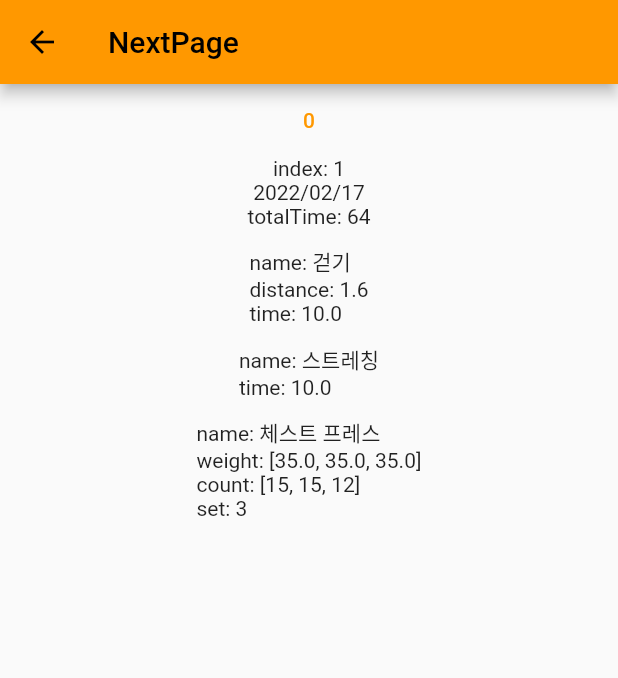
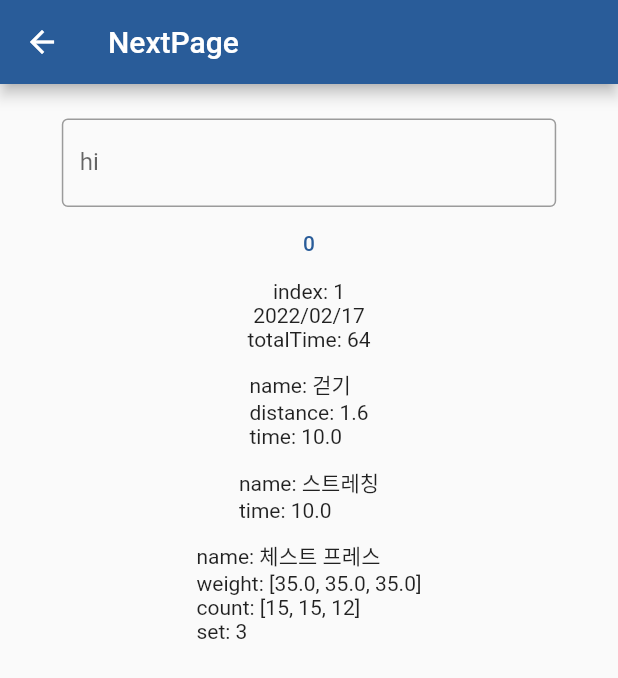
Before and after one commit to steinjun0/deprecated_health-logger-flutter, a Flutter app: the screen it shows after launch, after a tap on "2022/02/17", on a phone screen of 412 x 824 dp. Shown: the top 678 px of the screen. Run offline on Flutter 3.47's test engine with Material 2 defaults, Android fonts, the phone set to English and light mode, and no system bars; our stand-ins replace get; Roboto replaces fonts that are missing (Noto Sans KR).

Commit message:
edit design - add logo - edit themeScheme

```diff
--- a/lib/ExerciseDetailPage.dart
+++ b/lib/ExerciseDetailPage.dart
@@ -57,6 +57,18 @@ class ExerciseDetailPage extends StatelessWidget {
             body: Center(
               child: Column(
                 children: [
+                  SizedBox(
+                    height: 23,
+                  ),
+                  FractionallySizedBox(
+                    widthFactor: 0.8,
+                    child: TextField(
+                      decoration: InputDecoration(
+                        border: OutlineInputBorder(),
+                        labelText: 'hi',
+                      ),
+                    ),
+                  ),
                   TextButton(
                     onPressed: () => Get.back(),
                     child: Text('${Get.parameters['param']}'),
--- a/lib/component/ExerciseCard.dart
+++ b/lib/component/ExerciseCard.dart
@@ -9,7 +9,7 @@ class ExerciseCard extends StatelessWidget {
   final int time;
 
   // DateSummary({Key? key}, this.date, this.exercises, this.time) super(key: key);
-  ExerciseCard(
+  const ExerciseCard(
       {Key? key,
       required this.index,
       required this.date,
--- a/lib/main.dart
+++ b/lib/main.dart
@@ -15,10 +15,21 @@ class MyApp extends StatelessWidget {
   // This widget is the root of your application.
   @override
   Widget build(BuildContext context) {
+    final ThemeData theme = ThemeData(
+      brightness: Brightness.light,
+      fontFamily: 'Noto Sans KR',
+    );
     return GetMaterialApp(
       title: 'Flutter Demo',
-      theme: ThemeData(
-        primarySwatch: Colors.orange,
+      // theme: ThemeData(
+      //   primarySwatch: Colors.orange,
+      // ),
+      theme: theme.copyWith(
+        colorScheme: theme.colorScheme.copyWith(
+          primary: Color(0xff295c99),
+          // secondary: Color(0xffA1C2E3),
+          secondary: Color(0xff295c99),
+        ),
       ),
       home: const Home(),
       getPages: [
@@ -74,8 +85,18 @@ class _HomeState extends State<Home> {
     return Scaffold(
       appBar: AppBar(
         title: const Text(
-          'Logs',
-          style: TextStyle(color: Colors.white),
+          '짐펜',
+          style: TextStyle(color: Colors.black),
+        ),
+        // backgroundColor: Theme.of(context).colorScheme.primary,
+        backgroundColor: Color(0xfffafafa),
+        elevation: 0,
+        centerTitle: false,
+        leading: Padding(
+          padding: const EdgeInsets.fromLTRB(12, 8, 4, 8),
+          child: Image(
+            image: AssetImage('assets/icon/logoIcon.png'),
+          ),
         ),
       ),
       body: Center(
--- a/pubspec.yaml
+++ b/pubspec.yaml
@@ -59,8 +59,8 @@ flutter:
   uses-material-design: true
 
   # To add assets to your application, add an assets section, like this:
-  # assets:
-  #   - images/a_dot_burr.jpeg
+  assets:
+    - assets/icon/
   #   - images/a_dot_ham.jpeg
 
   # An image asset can refer to one or more resolution-specific "variants", see
```
Also changed, not shown: assets/icon/logoIcon.png (added), assets/icon/logoIcon.svg (added).
